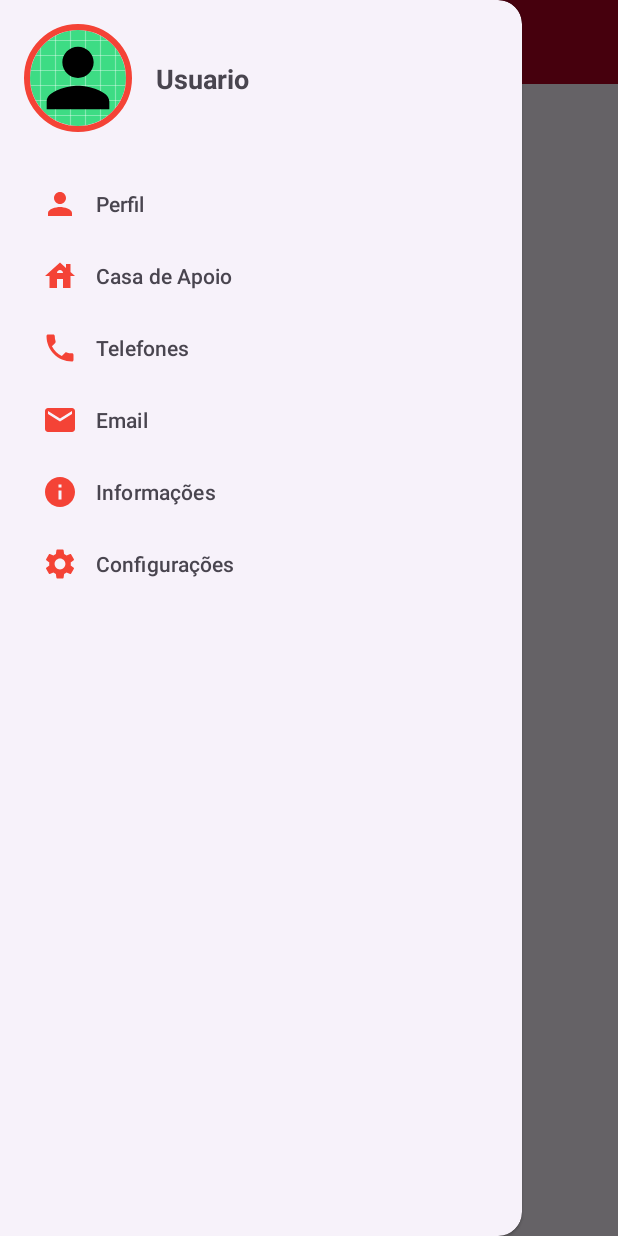
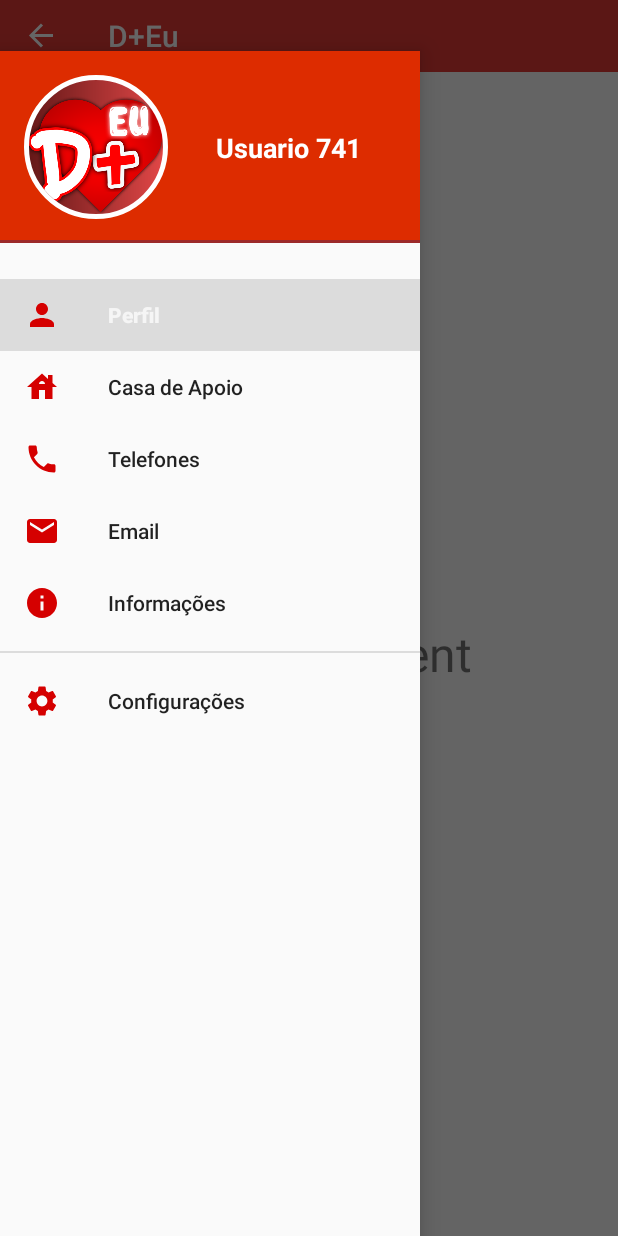
Before and after one commit to jacques-oliveira/dmaiseu-app, an Android app: the screen it shows after launch (MainActivity), with the side drawer open, on a phone screen of 412 x 824 dp. Run offline under Robolectric (Android 15) with nearby library versions, the phone set to English and light mode, and no system bars; our stand-ins replace CircleImageView.

Commit message:
navigation drawer finished

```diff
--- a/app/app/build.gradle.kts
+++ b/app/app/build.gradle.kts
@@ -33,6 +33,10 @@ android {
     kotlinOptions {
         jvmTarget = "1.8"
     }
+
+    buildFeatures{
+        viewBinding = true
+    }
 }
 
 dependencies {
--- a/app/app/src/main/AndroidManifest.xml
+++ b/app/app/src/main/AndroidManifest.xml
@@ -13,6 +13,7 @@
         android:theme="@style/Theme.Dmaiseu"
         tools:targetApi="31">
         <activity
+            android:theme="@style/Theme.Design.Light.NoActionBar"
             android:name=".MainActivity"
             android:exported="true">
             <intent-filter>
--- a/app/app/src/main/java/com/example/dmaiseu/MainActivity.kt
+++ b/app/app/src/main/java/com/example/dmaiseu/MainActivity.kt
@@ -2,10 +2,66 @@ package com.example.dmaiseu
 
 import androidx.appcompat.app.AppCompatActivity
 import android.os.Bundle
+import android.view.Gravity
+import android.view.MenuItem
+import android.widget.Toast
+import androidx.appcompat.widget.Toolbar
+import androidx.appcompat.app.ActionBarDrawerToggle
+import androidx.core.view.GravityCompat
+import androidx.drawerlayout.widget.DrawerLayout
+import com.example.dmaiseu.databinding.ActivityMainBinding
+import com.google.android.material.navigation.NavigationView
 
-class MainActivity : AppCompatActivity() {
+class MainActivity : AppCompatActivity(), NavigationView.OnNavigationItemSelectedListener{
+
+    private lateinit var drawerLayout: DrawerLayout
+
     override fun onCreate(savedInstanceState: Bundle?) {
         super.onCreate(savedInstanceState)
         setContentView(R.layout.activity_main)
+
+        drawerLayout = findViewById<DrawerLayout>(R.id.drawer_layout)
+
+        val toolbar:Toolbar = findViewById<Toolbar>(R.id.toolbar)
+        setSupportActionBar(toolbar)
+
+        val navigationView = findViewById<NavigationView>(R.id.nav_view)
+        navigationView.setNavigationItemSelectedListener (this)
+
+        val toogle = ActionBarDrawerToggle(this,drawerLayout, toolbar, R.string.open, R.string.close)
+        drawerLayout.addDrawerListener(toogle)
+        toogle.syncState()
+
+        navigationView.setCheckedItem(R.id.nav_perfil)
+
+       if(savedInstanceState == null){
+            supportFragmentManager.beginTransaction()
+                .replace(R.id.fragment_container, ProfileFragment()).commit()
+            navigationView.setCheckedItem(R.id.nav_perfil)
+        }
+
     }
+
+    override fun onNavigationItemSelected(item: MenuItem): Boolean {
+        when(item.itemId){
+            R.id.nav_perfil -> supportFragmentManager.beginTransaction()
+                .replace(R.id.fragment_container,ProfileFragment()).commit()
+            R.id.nav_Tel -> supportFragmentManager.beginTransaction()
+                .replace(R.id.fragment_container,PhoneFragment()).commit()
+            R.id.nav_settings -> supportFragmentManager.beginTransaction()
+                .replace(R.id.fragment_container,SettingsFragment()).commit()
+        }
+        drawerLayout.closeDrawer(GravityCompat.START)
+        return true
+    }
+
+    override fun onBackPressed() {
+        if(drawerLayout.isDrawerOpen(GravityCompat.START)){
+            drawerLayout.closeDrawer(GravityCompat.START)
+        }else{
+            onBackPressedDispatcher.onBackPressed()
+        }
+    }
+
+
 }
--- a/app/app/src/main/java/com/example/dmaiseu/MainViewFragment.kt
+++ b/app/app/src/main/java/com/example/dmaiseu/ProfileFragment.kt
@@ -6,12 +6,13 @@ import android.view.LayoutInflater
 import android.view.View
 import android.view.ViewGroup
 
-class MainViewFragment : Fragment() {
+class ProfileFragment : Fragment() {
     override fun onCreateView(
         inflater: LayoutInflater, container: ViewGroup?,
         savedInstanceState: Bundle?
     ): View? {
         // Inflate the layout for this fragment
-        return inflater.inflate(R.layout.fragment_main_view, container, false)
+        return inflater.inflate(R.layout.fragment_profile, container, false)
     }
+
 }
--- a/app/app/src/main/java/com/example/dmaiseu/UserInputDataFragment.kt
+++ b/app/app/src/main/java/com/example/dmaiseu/SettingsFragment.kt
@@ -6,13 +6,13 @@ import android.view.LayoutInflater
 import android.view.View
 import android.view.ViewGroup
 
-class UserInputDataFragment : Fragment() {
-
+class SettingsFragment : Fragment() {
     override fun onCreateView(
         inflater: LayoutInflater, container: ViewGroup?,
         savedInstanceState: Bundle?
     ): View? {
         // Inflate the layout for this fragment
-        return inflater.inflate(R.layout.fragment_user_input_data, container, false)
+        return inflater.inflate(R.layout.fragment_settings, container, false)
     }
+
 }
--- a/app/app/src/main/res/drawable/baseline_email_24.xml
+++ b/app/app/src/main/res/drawable/baseline_email_24.xml
@@ -1,4 +1,4 @@
-<vector android:height="24dp" android:tint="#E91E63"
+<vector android:height="24dp" android:tint="#000000"
     android:viewportHeight="24" android:viewportWidth="24"
     android:width="24dp" xmlns:android="http://schemas.android.com/apk/res/android">
     <path android:fillColor="@android:color/white" android:pathData="M20,4L4,4c-1.1,0 -1.99,0.9 -1.99,2L2,18c0,1.1 0.9,2 2,2h16c1.1,0 2,-0.9 2,-2L22,6c0,-1.1 -0.9,-2 -2,-2zM20,8l-8,5 -8,-5L4,6l8,5 8,-5v2z"/>
--- a/app/app/src/main/res/drawable/baseline_house_24.xml
+++ b/app/app/src/main/res/drawable/baseline_house_24.xml
@@ -1,4 +1,4 @@
-<vector android:height="24dp" android:tint="#E91E63"
+<vector android:height="24dp" android:tint="#000000"
     android:viewportHeight="24" android:viewportWidth="24"
     android:width="24dp" xmlns:android="http://schemas.android.com/apk/res/android">
     <path android:fillColor="@android:color/white" android:pathData="M19,9.3V4h-3v2.6L12,3L2,12h3v8h5v-6h4v6h5v-8h3L19,9.3zM10,10c0,-1.1 0.9,-2 2,-2s2,0.9 2,2H10z"/>
--- /dev/null
+++ b/app/app/src/main/res/drawable/gradiente_icon_color.xml
@@ -0,0 +1,14 @@
+<?xml version="1.0" encoding="utf-8"?>
+<shape
+    xmlns:android="http://schemas.android.com/apk/res/android"
+    android:shape="rectangle"
+    >
+    <gradient
+        android:startColor="#470D0D"
+        android:endColor="#FF5252"
+        android:angle="0"/>
+        />
+    <size
+        android:width="92dp"
+        android:height="64dp"/>
+</shape>
--- a/app/app/src/main/res/layout/activity_main.xml
+++ b/app/app/src/main/res/layout/activity_main.xml
@@ -1,5 +1,6 @@
 <?xml version="1.0" encoding="utf-8"?>
-<androidx.drawerlayout.widget.DrawerLayout xmlns:android="http://schemas.android.com/apk/res/android"
+<androidx.drawerlayout.widget.DrawerLayout
+    xmlns:android="http://schemas.android.com/apk/res/android"
     xmlns:app="http://schemas.android.com/apk/res-auto"
     xmlns:tools="http://schemas.android.com/tools"
     android:layout_width="match_parent"
@@ -7,20 +8,43 @@
     android:id="@+id/drawer_layout"
     tools:context=".MainActivity"
     android:fitsSystemWindows="true"
-    tools:openDrawer="start">
+    tools:openDrawer="start"
 
+    >
 
-    <include android:id="@+id/app_barMain"
+<!--    <include android:id="@+id/app_barMain"
         layout="@layout/app_bar_main"
-        />
+        />-->
+
+    <LinearLayout
+        android:orientation="vertical"
+        android:layout_width="match_parent"
+        android:layout_height="match_parent">
+
+        <androidx.appcompat.widget.Toolbar
+            android:id="@+id/toolbar"
+            android:layout_width="match_parent"
+            android:layout_height="48dp"
+            android:background="#E53935"
+            android:theme="@style/ThemeOverlay.AppCompat.Dark.ActionBar"
+            app:popupTheme="@style/ThemeOverlay.AppCompat.Dark"
+            />
+
+        <FrameLayout
+            android:layout_width="match_parent"
+            android:layout_height="match_parent"
+            android:id="@+id/fragment_container"/>
+
+    </LinearLayout>
 
     <com.google.android.material.navigation.NavigationView
+        android:layout_marginTop="34dp"
         android:id="@+id/nav_view"
         android:layout_width="wrap_content"
         android:layout_height="match_parent"
         android:layout_gravity="start"
         app:headerLayout="@layout/nav_header"
-        app:itemIconTint="#F44336"
+        app:itemIconTint="#D50000"
         app:menu="@menu/nav_menu"
         android:fitsSystemWindows="true"/>
 
--- a/app/app/src/main/res/layout/fragment_main_view.xml
+++ b/app/app/src/main/res/layout/fragment_phone.xml
@@ -3,14 +3,14 @@
     xmlns:tools="http://schemas.android.com/tools"
     android:layout_width="match_parent"
     android:layout_height="match_parent"
-    tools:context=".MainViewFragment">
+    tools:context=".PhoneFragment">
 
     <!-- TODO: Update blank fragment layout -->
     <TextView
         android:layout_width="match_parent"
         android:layout_height="match_parent"
-        android:text="Main View Fragment"
         android:gravity="center"
-        android:textSize="32sp"/>
+        android:textSize="32sp"
+        android:text="Phone Fragment" />
 
 </FrameLayout>
--- a/app/app/src/main/res/layout/nav_header.xml
+++ b/app/app/src/main/res/layout/nav_header.xml
@@ -1,25 +1,37 @@
 <?xml version="1.0" encoding="utf-8"?>
 <androidx.constraintlayout.widget.ConstraintLayout xmlns:android="http://schemas.android.com/apk/res/android"
     android:layout_width="match_parent"
-    android:layout_height="match_parent"
+    android:layout_height="wrap_content"
     android:layout_marginBottom="16dp"
+    android:background="#DD2C00"
     xmlns:app="http://schemas.android.com/apk/res-auto">
 
     <de.hdodenhof.circleimageview.CircleImageView
+        app:layout_constraintTop_toTopOf="@id/dmaiseuicon"
+        app:layout_constraintBottom_toBottomOf="@id/dmaiseuicon"
+        app:layout_constraintStart_toStartOf="@id/dmaiseuicon"
+        app:layout_constraintEnd_toEndOf="@id/dmaiseuicon"
+        android:src="@drawable/gradiente_icon_color"
+        android:layout_width="92dp"
+        android:layout_height="92dp"/>
+
+    <de.hdodenhof.circleimageview.CircleImageView
         android:id="@+id/dmaiseuicon"
-        android:layout_width="wrap_content"
-        android:layout_height="wrap_content"
-        app:civ_border_color="#F44336"
-        app:civ_border_width="4dp"
-        android:layout_marginStart="16dp"
-        android:layout_marginTop="16dp"
-        android:src="@mipmap/user_icon"
+        android:layout_width="128dp"
+        android:layout_height="128dp"
+        app:civ_border_color="@color/white"
+        app:civ_border_width="3dp"
+        android:layout_marginBottom="16dp"
+        android:padding="16dp"
+        android:src="@drawable/dmais_eu_icon"
         app:layout_constraintStart_toStartOf="parent"
         app:layout_constraintTop_toTopOf="parent"
         />
+
     <TextView
         android:id="@+id/user_name"
-        android:text="Usuario"
+        android:text="Usuario 741"
+        android:textColor="@color/white"
         android:textSize="18sp"
         android:textStyle="bold"
         android:layout_marginStart="16dp"
@@ -28,4 +40,9 @@
         app:layout_constraintStart_toEndOf="@id/dmaiseuicon"
         app:layout_constraintTop_toTopOf="@id/dmaiseuicon"
         app:layout_constraintBottom_toBottomOf="@id/dmaiseuicon"/>
+    <FrameLayout
+        android:layout_width="match_parent"
+        android:layout_height="2dp"
+        android:background="#9C2A2A"
+        app:layout_constraintBottom_toBottomOf="parent"/>
 </androidx.constraintlayout.widget.ConstraintLayout>
--- a/app/app/src/main/res/menu/nav_menu.xml
+++ b/app/app/src/main/res/menu/nav_menu.xml
@@ -2,38 +2,42 @@
 <menu xmlns:android="http://schemas.android.com/apk/res/android"
     xmlns:tools="http://schemas.android.com/tools"
     tools:showIn="navigation_view"
+
     >
 
     <group
-        android:checkableBehavior="single">
-
+        android:checkableBehavior="single"
+        >
         <item
             android:id="@+id/nav_perfil"
             android:icon="@drawable/baseline_person_24"
-            android:title="Perfil"
-
-            />
+            android:title="Perfil"/>
         <item
             android:id="@+id/nav_casa"
             android:icon="@drawable/baseline_house_24"
-            android:title="Casa de Apoio"/>
+            android:title="@string/casa_de_apoio"/>
         <item
             android:id="@+id/nav_Tel"
             android:icon="@drawable/baseline_phone_24"
-            android:title="Telefones"/>
+            android:title="@string/telefones"/>
         <item
             android:id="@+id/nav_email"
             android:icon="@drawable/baseline_email_24"
-            android:title="Email"/>
+            android:title="@string/email"/>
         <item
             android:id="@+id/nav_Info"
             android:icon="@drawable/baseline_info_24"
-            android:title="Informações"/>
+            android:title="@string/info"/>
     </group>
 
-    <item
-        android:id="@+id/nav_settings"
-        android:icon="@drawable/baseline_settings_24"
-        android:title="Configurações"/>
+    <group
+        android:id="@+id/group_settings"
+        >
+        <item
+            android:id="@+id/nav_settings"
+            android:icon="@drawable/baseline_settings_24"
+            android:title="@string/settings"/>
+    </group>
+
 
 </menu>
--- a/app/app/src/main/res/values/strings.xml
+++ b/app/app/src/main/res/values/strings.xml
@@ -1,5 +1,14 @@
 <resources>
-    <string name="app_name">dmaiseu</string>
+    <string name="app_name">D+Eu</string>
     <!-- TODO: Remove or change this placeholder text -->
     <string name="hello_blank_fragment">Hello blank fragment</string>
+    <string name="perfil">Perfil</string>
+    <string name="casa_de_apoio">Casa de Apoio</string>
+    <string name="telefones">Telefones</string>
+    <string name="email">Email</string>
+    <string name="info">Informações</string>
+    <string name="settings">Configurações</string>
+    <string name="open">Open</string>
+    <string name="close">Close</string>
+
 </resources>
```
Also changed, not shown: app/app/src/main/java/com/example/dmaiseu/PhoneFragment.kt (added, +59 -0 lines), app/app/src/main/res/layout/fragment_profile.xml (renamed from app/app/src/main/res/layout/fragment_user_input_data.xml, +3 -4 lines), app/app/src/main/res/layout/fragment_settings.xml (added, +55 -0 lines), app/app/src/main/res/drawable/dmais_eu_icon.png (added).
